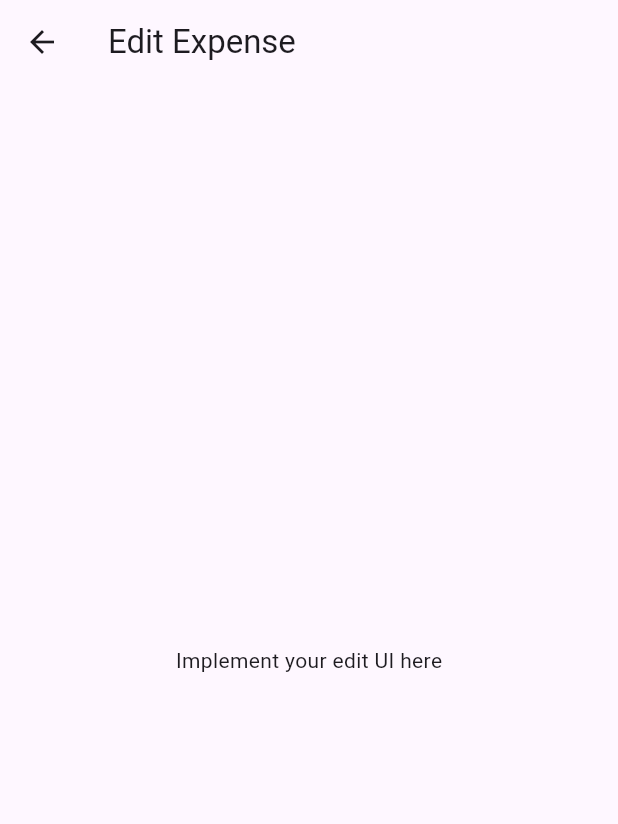
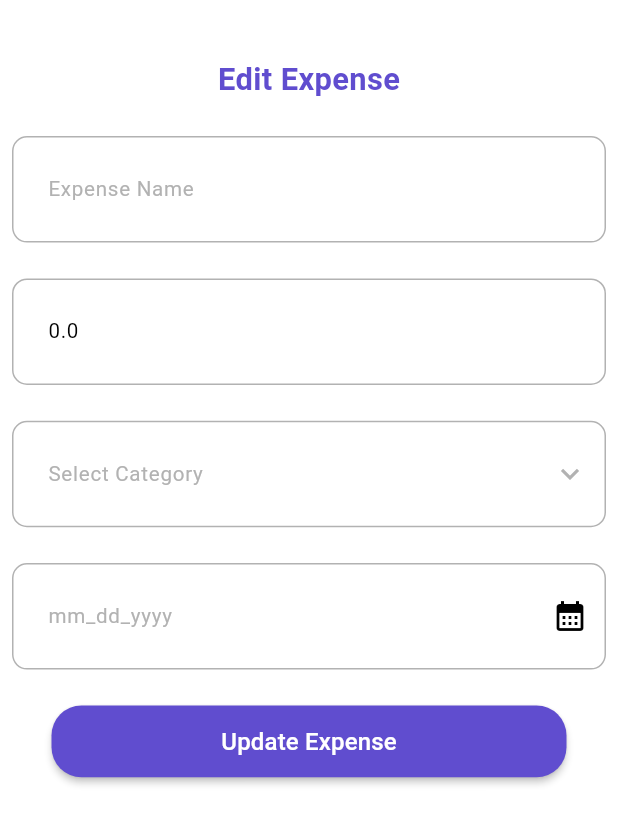
Before and after one commit to AMIRAMOHMED/Expense-Tracker, a Flutter app: the EditExpenseScreen screen opened directly with empty values, on a phone screen of 412 x 824 dp. Shown: the top 824 px of the screen. Run offline on Flutter 3.47's test engine with Material 3 defaults, Android fonts, the phone set to English and light mode, and no system bars; our stand-ins replace equatable, flutter_bloc, flutter_screenutil, flutter_svg, get_it, sqflite; accounts and stored records are empty.

Commit message:
add edit expense functionality  with UI and routing updates and made validation of category on add spense

```diff
--- a/lib/core/routing/app_router.dart
+++ b/lib/core/routing/app_router.dart
@@ -1,10 +1,12 @@
 import 'package:expense_tracker/core/routing/routes.dart';
+import 'package:expense_tracker/data/models/expense_model.dart';
 import 'package:expense_tracker/presentation/screens/dashboard_screen.dart';
 import 'package:flutter/material.dart';
 import 'package:flutter_bloc/flutter_bloc.dart';
 
 import '../../domain/logic/add_expense_cubit.dart';
 import '../../presentation/screens/add_expense_screen.dart';
+import '../../presentation/screens/edit_expense_screen.dart';
 import '../di/service_locator.dart';
 
 class AppRouter {
@@ -21,6 +23,11 @@ class AppRouter {
                 child: const AddExpenseScreen(),
               ),
         );
+      case Routes.editExpenseScreen:
+        final expense = settings.arguments as ExpenseModel;
+        return MaterialPageRoute(
+          builder: (_) => EditExpenseScreen(expense: expense),
+        );
       default:
         return MaterialPageRoute(
           builder:
--- a/lib/core/routing/routes.dart
+++ b/lib/core/routing/routes.dart
@@ -1,4 +1,5 @@
 class Routes {
   static const String dashboardScreen = '/';
   static const String addExpenseScreen = '/add-expense';
+  static const String editExpenseScreen = '/edit-expense';
 }
--- a/lib/presentation/screens/add_expense_screen.dart
+++ b/lib/presentation/screens/add_expense_screen.dart
@@ -27,18 +27,18 @@ class _AddExpenseScreenState extends State<AddExpenseScreen> {
   TextEditingController dataController = TextEditingController();
   int? categoryId;
 
-
   final formKey = GlobalKey<FormState>();
 
   @override
   Widget build(BuildContext context) {
-    dataController = TextEditingController(text:DateFormat('yyyy-MM-dd').format(DateTime.now()),
+    dataController = TextEditingController(
+      text: DateFormat('yyyy-MM-dd').format(DateTime.now()),
     );
     return SafeArea(
       child: Scaffold(
         backgroundColor: AppColors.whiteFF,
-        body: AddExpensesListener(child:
-        SingleChildScrollView(
+        body: AddExpensesListener(
+          child: SingleChildScrollView(
             child: Padding(
               padding: const EdgeInsets.all(8.0),
               child: Form(
@@ -47,7 +47,14 @@ class _AddExpenseScreenState extends State<AddExpenseScreen> {
                   crossAxisAlignment: CrossAxisAlignment.start,
                   children: [
                     SizedBox(height: 25.h),
-                    Center(child: Text("Add Expense", style: TextStyles.title.copyWith(color: AppColors.primaryColor))),
+                    Center(
+                      child: Text(
+                        "Add Expense",
+                        style: TextStyles.title.copyWith(
+                          color: AppColors.primaryColor,
+                        ),
+                      ),
+                    ),
                     SizedBox(height: 20.h),
                     CustomTextFormField(
                       textFieldController: nameController,
@@ -69,38 +76,38 @@ class _AddExpenseScreenState extends State<AddExpenseScreen> {
                           return "Please Enter Your Expense Amount";
                         }
                       },
-
                     ),
                     SizedBox(height: 20.h),
 
                     CategoryDropdownField(
                       categories: CategoryModel.categories,
+                      validator: (value) {
+                        if (value == null) {
+                          return "Please Select Category";
+                        }
+                      },
                       onCategorySelected: (id) {
                         setState(() {
                           categoryId = id;
                         });
-                        // use id
                       },
                     ),
                     SizedBox(height: 20.h),
-                    DatePickerTextField(
-                      dateController: dataController,
-                    ),
+                    DatePickerTextField(dateController: dataController),
                     SizedBox(height: 20.h),
                     CustomButton(
                       onPressed: () {
-                        if (formKey.currentState!.validate() && categoryId != null) {
+                        if (formKey.currentState!.validate() &&
+                            categoryId != null) {
                           debugPrint("form is valid");
-                          context
-                              .read<AddExpenseCubit>()
-                              .addExpense(
-                              ExpenseModel(
-                            name: nameController.text,
-                            amount: double.parse(amountController.text),
-                            categoryId: categoryId!,
-                            date: dataController.text,
-                          ));
-
+                          context.read<AddExpenseCubit>().addExpense(
+                            ExpenseModel(
+                              name: nameController.text,
+                              amount: double.parse(amountController.text),
+                              categoryId: categoryId!,
+                              date: dataController.text,
+                            ),
+                          );
                         } else {
                           debugPrint("form is not valid");
                         }
--- /dev/null
+++ b/lib/presentation/screens/edit_expense_screen.dart
@@ -0,0 +1,120 @@
+import 'package:expense_tracker/core/theming/colors.dart';
+import 'package:expense_tracker/core/theming/styles.dart';
+import 'package:expense_tracker/data/models/category_model.dart';
+import 'package:expense_tracker/data/models/expense_model.dart';
+import 'package:expense_tracker/domain/logic/expense_cubit.dart';
+import 'package:expense_tracker/presentation/widgets/category_dropdown_field.dart';
+import 'package:expense_tracker/presentation/widgets/custom_button.dart';
+import 'package:expense_tracker/presentation/widgets/custom_text_form_field.dart';
+import 'package:expense_tracker/presentation/widgets/date_picker_text_field.dart';
+import 'package:flutter/material.dart';
+import 'package:flutter_bloc/flutter_bloc.dart';
+import 'package:flutter_screenutil/flutter_screenutil.dart';
+
+import '../widgets/edit_expense_listener.dart';
+
+class EditExpenseScreen extends StatefulWidget {
+  final ExpenseModel expense;
+
+  const EditExpenseScreen({super.key, required this.expense});
+
+  @override
+  State<EditExpenseScreen> createState() => _EditExpenseScreenState();
+}
+
+class _EditExpenseScreenState extends State<EditExpenseScreen> {
+  late TextEditingController nameController;
+  late TextEditingController amountController;
+  late TextEditingController dateController;
+  int? categoryId;
+
+  @override
+  void initState() {
+    super.initState();
+    nameController = TextEditingController(text: widget.expense.name);
+    amountController = TextEditingController(
+      text: widget.expense.amount.toString(),
+    );
+    dateController = TextEditingController(text: widget.expense.date);
+    categoryId = widget.expense.categoryId;
+  }
+
+  @override
+  Widget build(BuildContext context) {
+    return EditExpenseListener(
+      child: SafeArea(
+        child: Scaffold(
+          backgroundColor: AppColors.whiteFF,
+          body: SingleChildScrollView(
+            child: Padding(
+              padding: const EdgeInsets.all(8.0),
+              child: Column(
+                crossAxisAlignment: CrossAxisAlignment.start,
+                children: [
+                  SizedBox(height: 25.h),
+                  Center(
+                    child: Text(
+                      "Edit Expense",
+                      style: TextStyles.title.copyWith(
+                        color: AppColors.primaryColor,
+                      ),
+                    ),
+                  ),
+                  SizedBox(height: 20.h),
+                  CustomTextFormField(
+                    textFieldController: nameController,
+                    hintText: "Expense Name",
+                  ),
+                  SizedBox(height: 20.h),
+                  CustomTextFormField(
+                    textFieldController: amountController,
+                    hintText: "Enter Expense Amount",
+                    keyboardType: TextInputType.number,
+                  ),
+                  SizedBox(height: 20.h),
+                  CategoryDropdownField(
+                    categories: CategoryModel.categories,
+                    initialValueId: categoryId,
+                    onCategorySelected: (id) {
+                      setState(() {
+                        categoryId = id;
+                      });
+                    },
+                  ),
+                  SizedBox(height: 20.h),
+                  DatePickerTextField(dateController: dateController),
+                  SizedBox(height: 20.h),
+                  CustomButton(
+                    onPressed: () {
+                      context.read<ExpenseCubit>().updateExpense(
+                        ExpenseModel(
+                          id: widget.expense.id,
+                          name: nameController.text,
+                          amount: double.parse(amountController.text),
+                          categoryId: categoryId!,
+                          date: dateController.text,
+                        ),
+                      );
+                    },
+                    text: "Update Expense",
+                    color: AppColors.primaryColor,
+                  ),
+
+                  SizedBox(height: 8.h),
+                ],
+              ),
+            ),
+          ),
+        ),
+      ),
+    );
+  }
+
+  @override
+  void dispose() {
+    nameController.dispose();
+    amountController.dispose();
+    dateController.dispose();
+    super.dispose();
+  }
+}
--- a/lib/presentation/widgets/category_dropdown_field.dart
+++ b/lib/presentation/widgets/category_dropdown_field.dart
@@ -8,6 +8,7 @@ import '../widgets/custom_text_form_field.dart';
 class CategoryDropdownField extends StatefulWidget {
   final Function(int selectedId) onCategorySelected;
   final List<CategoryModel> categories;
+  final int? initialValueId;
   final String? Function(CategoryModel?)? validator;
 
   const CategoryDropdownField({
@@ -15,6 +16,7 @@ class CategoryDropdownField extends StatefulWidget {
     required this.onCategorySelected,
     required this.categories,
     this.validator,
+    this.initialValueId,
   });
 
   @override
@@ -22,11 +24,31 @@ class CategoryDropdownField extends StatefulWidget {
 }
 
 class _CategoryDropdownFieldState extends State<CategoryDropdownField> {
-  CategoryModel? _selectedCategory;
   bool _isExpanded = false;
   final TextEditingController _textController = TextEditingController();
   final GlobalKey<FormFieldState> _fieldKey = GlobalKey<FormFieldState>();
+  @override
+  void initState() {
+    super.initState();
+    WidgetsBinding.instance.addPostFrameCallback((_) => _setInitialValue());
+  }
 
+  void _setInitialValue() {
+    if (widget.initialValueId != null) {
+      final initialCategory = widget.categories.firstWhere(
+            (category) => category.id == widget.initialValueId,
+        orElse: () => CategoryModel(id: -1, name: '', icon: Icons.error),
+      );
+
+      if (initialCategory.id != -1) {
+        _textController.text = initialCategory.name;
+        // Schedule the callback after the current frame
+        WidgetsBinding.instance.addPostFrameCallback((_) {
+          widget.onCategorySelected(initialCategory.id);
+        });
+      }
+    }
+  }
   void _toggleDropdown() {
     setState(() {
       _isExpanded = !_isExpanded;
@@ -35,13 +57,14 @@ class _CategoryDropdownFieldState extends State<CategoryDropdownField> {
 
   void _selectCategory(CategoryModel category) {
     setState(() {
-      _selectedCategory = category;
       _textController.text = category.name;
       _isExpanded = false;
     });
     widget.onCategorySelected(category.id);
     _fieldKey.currentState?.validate();
   }
+
+
 
   @override
   void dispose() {
@@ -67,6 +90,8 @@ class _CategoryDropdownFieldState extends State<CategoryDropdownField> {
                     textFieldController: _textController,
                     hintText: 'Select Category',
                     readOnly: true,
+                    errorText: fieldState.errorText,
+                    // validator: widget.validator,
                     suffixIcon: Icon(
                       _isExpanded
                           ? Icons.keyboard_arrow_up
--- /dev/null
+++ b/lib/presentation/widgets/edit_expense_listener.dart
@@ -0,0 +1,30 @@
+import 'package:flutter/material.dart';
+import 'package:flutter_bloc/flutter_bloc.dart';
+
+import '../../domain/logic/expense_cubit.dart';
+import '../../domain/logic/expense_state.dart';
+
+class EditExpenseListener extends StatelessWidget {
+  final Widget child;
+
+  const EditExpenseListener({super.key, required this.child});
+
+  @override
+  Widget build(BuildContext context) {
+    return BlocListener<ExpenseCubit, ExpenseState>(
+      listener: (context, state) {
+        if (!state.isLoading && state.errorMessage == null) {
+          ScaffoldMessenger.of(context).showSnackBar(
+            const SnackBar(content: Text('Expense updated successfully')),
+          );
+          Navigator.pop(context, true);
+        } else if (state.errorMessage != null) {
+          ScaffoldMessenger.of(
+            context,
+          ).showSnackBar(SnackBar(content: Text(state.errorMessage!)));
+        }
+      },
+      child: child,
+    );
+  }
+}
--- a/lib/presentation/widgets/expense_item.dart
+++ b/lib/presentation/widgets/expense_item.dart
@@ -4,6 +4,7 @@ import 'package:flutter/material.dart';
 import 'package:flutter_bloc/flutter_bloc.dart';
 import 'package:flutter_screenutil/flutter_screenutil.dart';
 
+import '../../core/routing/routes.dart';
 import '../../core/theming/styles.dart';
 import '../../data/models/category_model.dart';
 import '../../data/models/expense_model.dart';
@@ -24,6 +25,7 @@ class ExpenseItem extends StatelessWidget {
       direction: DismissDirection.endToStart,
       onDismissed: (direction) {
          context.read<ExpenseCubit>().deleteExpense(expense.id!);
+         context.read<ExpenseSummaryCubit>().fetchExpensePercentages();
       },
       confirmDismiss: (direction) async {
         return await showDialog(
@@ -79,13 +81,12 @@ class ExpenseItem extends StatelessWidget {
                 ),
                 SizedBox(width: 10.w),
                 IconButton(
-                  icon:  Icon(Icons.edit, size: 20 ,color: AppColors.primaryColor),
+                  icon: const Icon(Icons.edit, size: 20, color: AppColors.primaryColor),
                   onPressed: () {
-                    Navigator.push(
+                    Navigator.pushNamed(
                       context,
-                      MaterialPageRoute(
-                        builder: (context) => EditExpenseScreen(expense: expense),
-                      ),
+                      Routes.editExpenseScreen,
+                      arguments: expense,
                     );
                   },
                 ),
@@ -103,17 +104,3 @@ class ExpenseItem extends StatelessWidget {
     );
   }
 }
-
-// Placeholder for edit screen - replace with your implementation
-class EditExpenseScreen extends StatelessWidget {
-  final ExpenseModel expense;
-  const EditExpenseScreen({super.key, required this.expense});
-
-  @override
-  Widget build(BuildContext context) {
-    return Scaffold(
-      appBar: AppBar(title: const Text('Edit Expense')),
-      body: const Center(child: Text('Implement your edit UI here')),
-    );
-  }
-}
```
Also changed, not shown: lib/main.dart (+9 -4 lines), lib/presentation/screens/dashboard_screen.dart (+2 -12 lines).
